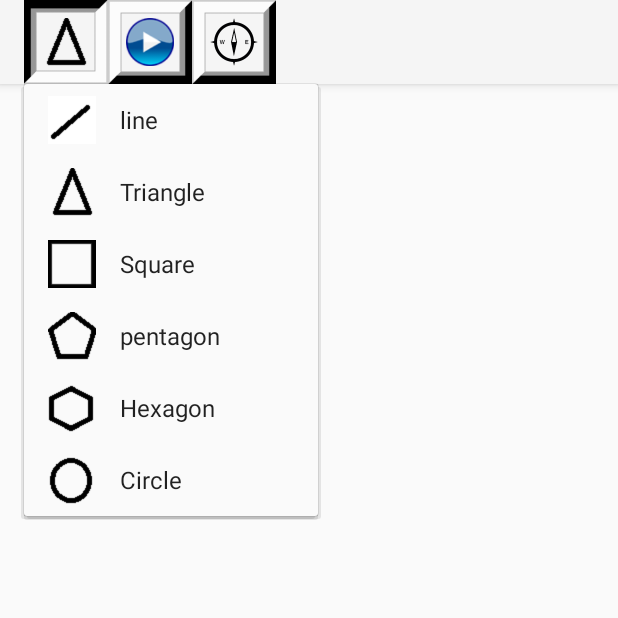
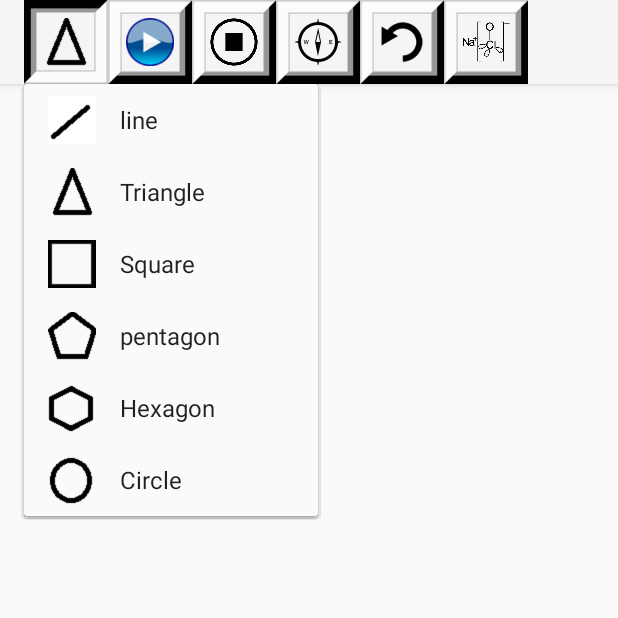
Before and after one commit to tzobell/MyFirstApp, an Android app: the screen it shows after launch (MyActivity), after a tap on an icon or button, on a phone screen of 412 x 824 dp, the top half of it. Run offline under Robolectric (Android 15) with nearby library versions, the phone set to English and light mode, and no system bars; our stand-ins replace AdMob.

Commit message:
Refined Buttons
Added stop button and clear button, made it so other buttons are
disabled after pressing play until it is done playing or until the the
stop button is pressed

```diff
--- /dev/null
+++ b/app/src/main/java/com/mycompany/ShapeSounds/Ifunction.java
@@ -0,0 +1,9 @@
+package com.mycompany.ShapeSounds;
+
+/**
+ * Created by Owner on 3/18/2016.
+ */
+public interface Ifunction {
+
+    public void execute(Object o);
+}
--- a/app/src/main/java/com/mycompany/ShapeSounds/MyActivity.java
+++ b/app/src/main/java/com/mycompany/ShapeSounds/MyActivity.java
@@ -2,6 +2,7 @@ package com.mycompany.ShapeSounds;
 
 import android.graphics.Color;
 import android.graphics.drawable.Drawable;
+import android.os.CountDownTimer;
 import android.support.v4.view.GestureDetectorCompat;
 import android.support.v7.app.ActionBarActivity;
 import android.os.Bundle;
@@ -19,8 +20,12 @@ import com.google.android.gms.ads.AdRequest;
 import com.google.android.gms.ads.AdView;
 import com.google.android.gms.ads.InterstitialAd;
 
+import java.lang.reflect.Array;
 import java.lang.reflect.Field;
 import java.lang.reflect.Method;
+import java.util.ArrayList;
+import java.util.Arrays;
+import java.util.Vector;
 
 
 public class MyActivity extends ActionBarActivity {
@@ -29,13 +34,13 @@ public class MyActivity extends ActionBarActivity {
     CustomDrawableView mCustomDrawableView;
     private ImageButton drawButton;
     private ImageButton playButton;
+    private ImageButton stopButton;
     private ImageButton navButton;
+    private ImageButton clearButton;
+    private ImageButton undoButton;
     private ImageButton selectedButton;
-    private static final String DEBUG_TAG = "Gestures";
-    private GestureDetectorCompat mDetector;
     private InterstitialAd mInterstitialAd;
-    int shape_images[] = {R.drawable.triangle,R.drawable.square,R.drawable.pentagon,R.drawable.hexagon,R.drawable.line,R.drawable.circle};
-
+    private CustomCountDownTimer player = null;
     MenuItem menuitem;
     // Called when the activity is first created.
     @Override
@@ -71,19 +76,79 @@ try {
 
     drawButton = (ImageButton) findViewById(R.id.drawButton);
     playButton = (ImageButton) findViewById(R.id.playButton);
+    stopButton = (ImageButton) findViewById(R.id.stopButton);
     navButton = (ImageButton) findViewById(R.id.navButton);
-    drawButton.setBackgroundColor(Color.TRANSPARENT);
-    playButton.setBackgroundResource(R.drawable.raised);
-    navButton.setBackgroundResource(R.drawable.raised);
-    drawButton.setBackgroundResource(R.drawable.lowered);
+    clearButton = (ImageButton) findViewById(R.id.clearButton);
+    undoButton = (ImageButton) findViewById(R.id.undoButton);
 
+
+    playButton.setBackgroundResource(R.drawable.button_custom);
+    stopButton.setBackgroundResource(R.drawable.button_custom);
+    navButton.setBackgroundResource(R.drawable.button_custom);
+    clearButton.setBackgroundResource(R.drawable.button_custom);
+    undoButton.setBackgroundResource(R.drawable.button_custom);
+    drawButton.setBackgroundResource(R.drawable.button_custom);
+
+    drawButton.setSelected(true);
     selectedButton = drawButton;
+
+    clearButton.setOnClickListener(new View.OnClickListener() {
+        @Override
+        public void onClick(View v) {
+            mCustomDrawableView.Clear();
+        }
+    });
+
+    undoButton.setOnClickListener(new View.OnClickListener() {
+        @Override
+        public void onClick(View v) {
+            mCustomDrawableView.Undo();
+        }
+    });
+
+
+    stopButton.setOnClickListener(new View.OnClickListener() {
+        @Override
+        public void onClick(View v) {
+            if(playButton.isSelected() && player!=null){
+                player.stop();
+                player = null;
+            }
+        }
+    });
+
     playButton.setOnClickListener(new View.OnClickListener() {
         @Override
         public void onClick(View v) {
-            raiseLowerButtons(playButton);
-            mCustomDrawableView.Play();
 
+            mCustomDrawableView.QueUpForPlay();
+            player = Sound.playAll(Arrays.asList(new ImageButton[]{selectedButton, drawButton, playButton, clearButton, undoButton}), new Ifunction() {
+                ImageButton selectBtn = selectedButton;
+                ImageButton playBtn = playButton;
+
+                @Override
+                public void execute(Object o) {
+                    ImageButton btn = (ImageButton) o;
+                    if(btn == playBtn){
+                        playBtn.setSelected(false);
+                    }
+                    else {
+                        btn.setEnabled(true);
+                        if (btn == selectBtn) {
+                            selectBtn.setSelected(true);
+                        }
+                    }
+
+                }
+            });
+            if(player!=null) {
+                playButton.setSelected(true);
+                selectedButton.setSelected(false);
+                drawButton.setEnabled(false);
+                clearButton.setEnabled(false);
+                undoButton.setEnabled(false);
+                player.start();
+            }
         }
     });
 
@@ -150,6 +215,7 @@ try {
             } else {
                 raiseLowerButtons(drawButton);
             }
+
         }
     });
 
@@ -167,9 +233,9 @@ catch(Exception e){
 
     private void raiseLowerButtons(ImageButton clickedButton){
         if(selectedButton!=clickedButton){
-            clickedButton.setBackgroundResource(R.drawable.lowered);
+            clickedButton.setSelected(true);
             if(selectedButton!=null){
-                selectedButton.setBackgroundResource(R.drawable.raised);
+                selectedButton.setSelected(false);
             }
             selectedButton = clickedButton;
         }
--- /dev/null
+++ b/app/src/main/res/drawable/button_custom.xml
@@ -0,0 +1,10 @@
+<?xml version="1.0" encoding="utf-8"?>
+<selector xmlns:android="http://schemas.android.com/apk/res/android">
+    <item android:drawable="@drawable/button_pressed"
+        android:state_pressed="true" />
+    <item android:drawable="@drawable/button_focused"
+        android:state_focused="true" />
+    <item android:drawable="@drawable/button_pressed"
+        android:state_selected="true" />
+    <item android:drawable="@drawable/button_default" />
+</selector>
--- a/app/src/main/res/layout/activity_my.xml
+++ b/app/src/main/res/layout/activity_my.xml
@@ -1,15 +1,10 @@
-
 <RelativeLayout xmlns:android="http://schemas.android.com/apk/res/android"
     xmlns:tools="http://schemas.android.com/tools"
-
-
     android:layout_width="match_parent"
     xmlns:ads="http://schemas.android.com/apk/res-auto"
     android:layout_height="match_parent"
         android:orientation="horizontal"
-
-            android:layout_gravity="center"
-        >
+            android:layout_gravity="center">
             <android.support.v7.widget.Toolbar
                 android:id="@+id/my_toolbar"
                 android:layout_width="match_parent"
@@ -18,44 +13,52 @@
                 android:elevation="4dp"
                 android:theme="@style/ThemeOverlay.AppCompat.ActionBar"
                 popupTheme="@style/ThemeOverlay.AppCompat.Light">
-
-
                 <ImageButton
                     android:id="@+id/drawButton"
                     android:focusable="true"
                     android:src="@drawable/triangle"
                     android:layout_width="?attr/actionBarSize"
                     android:layout_height="?attr/actionBarSize"
-                        android:scaleType="fitCenter"
-                        />
+                    android:scaleType="fitCenter"/>
                 <ImageButton
                     android:id = "@+id/playButton"
                     android:focusable="true"
                     android:src="@drawable/play"
                     android:layout_width="?attr/actionBarSize"
                     android:layout_height="?attr/actionBarSize"
-                        android:scaleType="fitCenter"
-                        />
+                    android:scaleType="fitCenter"/>
+                <ImageButton
+                    android:id = "@+id/stopButton"
+                    android:focusable="true"
+                    android:src="@drawable/stop"
+                    android:layout_width="?attr/actionBarSize"
+                    android:layout_height="?attr/actionBarSize"
+                    android:scaleType="fitCenter"/>
                 <ImageButton
                     android:id="@+id/navButton"
                     android:focusable="true"
                     android:src="@drawable/compass"
                     android:layout_width="?attr/actionBarSize"
                     android:layout_height="?attr/actionBarSize"
-                        android:scaleType="fitCenter"
-                        />
-
-
-
-
+                    android:scaleType="fitCenter"/>
+                <ImageButton
+                    android:id="@+id/undoButton"
+                    android:focusable="true"
+                    android:src="@drawable/undo"
+                    android:layout_width="?attr/actionBarSize"
+                    android:layout_height="?attr/actionBarSize"
+                    android:scaleType="fitCenter"/>
+                <ImageButton
+                    android:id="@+id/clearButton"
+                    android:focusable="true"
+                    android:src="@drawable/clear"
+                    android:layout_width="?attr/actionBarSize"
+                    android:layout_height="?attr/actionBarSize"
+                    android:scaleType="fitCenter"/>
             </android.support.v7.widget.Toolbar>
-
     <com.mycompany.ShapeSounds.CustomDrawableView
         android:id="@+id/drawView"
         android:layout_width="match_parent"
         android:layout_height="match_parent"
         android:layout_alignParentBottom="true" />
-
-
-
 </RelativeLayout>
```
Also changed, not shown: app/src/main/java/com/mycompany/ShapeSounds/CustomCountDownTimer.java (added, +16 -0 lines), app/src/main/java/com/mycompany/ShapeSounds/CustomDrawableView.java (+5 -2 lines), app/src/main/java/com/mycompany/ShapeSounds/Sound.java (+28 -3 lines), app/src/main/res/drawable/button_default.png (added), app/src/main/res/drawable/button_focused.png (added), app/src/main/res/drawable/button_pressed.png (added), app/src/main/res/drawable/clear.png, app/src/main/res/drawable/focused.png (added), app/src/main/res/drawable/stop.png (added). Lines whose indentation alone changed are shown as unchanged.
